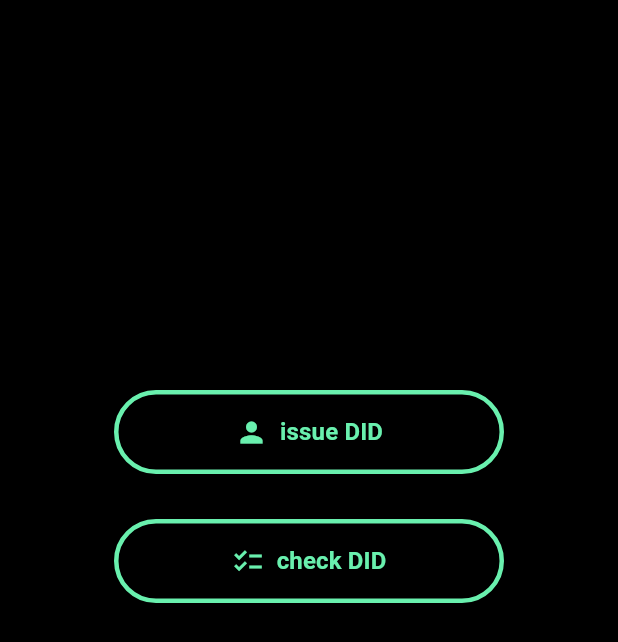
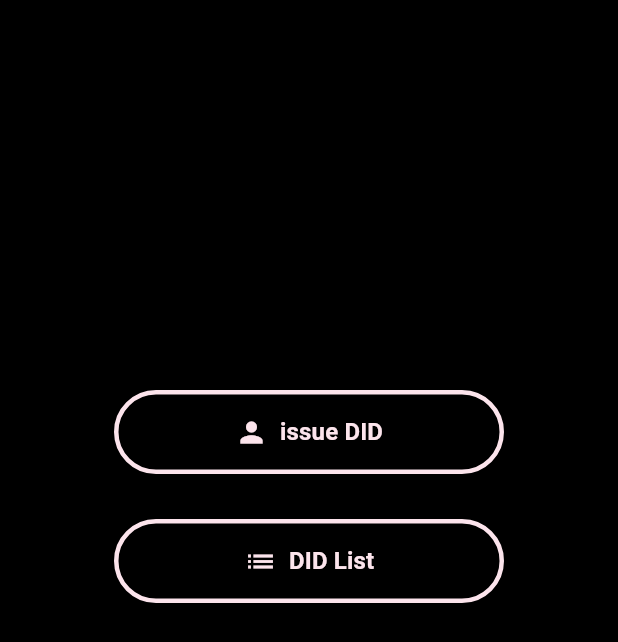
Before and after one commit to 1242525/did, a Flutter app: the screen it shows after launch, on a phone screen of 412 x 824 dp. Shown: the top 642 px of the screen. Run offline on Flutter 3.47's test engine with Material 3 defaults, Android fonts, the light colour scheme and no system bars; missing offline and left inert: jwt_decode.

Commit message:
final commit

```diff
--- a/lib/Screens/Did/checkDid.dart
+++ b/lib/Screens/Did/checkDid.dart
@@ -15,7 +15,7 @@ class checkDid extends StatefulWidget {
 class _checkDidState extends State<checkDid> {
   Map<String, dynamic>? _checkData;
   final primaryColor = Colors.black;
-  final labelColor = Colors.greenAccent;
+  final labelColor = Colors.pink[50];
   bool _showDelete = false; //did삭제
   bool _showVC =false;
 
@@ -41,7 +41,7 @@ class _checkDidState extends State<checkDid> {
   Widget build(BuildContext context) {
     return Scaffold(
       appBar: AppBar(
-        title: const Text("DID 리스트", style: TextStyle(color: Colors.greenAccent)),
+        title: Text("DID 리스트", style: TextStyle(color: Colors.pink[50])),
         backgroundColor: primaryColor,
         leading: BackButton(color: labelColor),
         actions: [
--- a/lib/Screens/Did/detailDid.dart
+++ b/lib/Screens/Did/detailDid.dart
@@ -17,7 +17,7 @@ class detailDid extends StatefulWidget{
 class _detailDidState extends State<detailDid>{
 
   Map<String, dynamic>? detail;
-  final Color labelColor= Colors.greenAccent;
+  final labelColor= Colors.pink[50];
 
   Future<void> _detailDid(String did)async{
     final ApiService api= ApiService();
--- a/lib/Screens/Did/issueDid.dart
+++ b/lib/Screens/Did/issueDid.dart
@@ -16,7 +16,7 @@ class _MakeDidState extends State<MakeDid> {
   TextEditingController _labelController = TextEditingController();
 
   final primaryColor = Colors.black;
-  final labelColor = Colors.greenAccent;
+  final labelColor = Colors.pink[50];
 
   Future<void> _issueDid(String label) async {
     final api = ApiService();
@@ -73,11 +73,11 @@ class _MakeDidState extends State<MakeDid> {
                     }
                   },
                   style: ElevatedButton.styleFrom(
-                    backgroundColor: Colors.greenAccent, // 버튼 배경색
+                    backgroundColor: Colors.pink[50], // 버튼 배경색
                     foregroundColor: Colors.black,       // 글자색
                     padding: const EdgeInsets.symmetric(horizontal: 16, vertical: 12), // 버튼 크기 조정
                   ),
-                  child: const Text("생성"),
+                  child: Text("생성", style: TextStyle(color: Colors.black),),
                 ),
               ],
             ),
--- a/lib/Screens/homeScreen.dart
+++ b/lib/Screens/homeScreen.dart
@@ -39,8 +39,8 @@ class homeScreen extends StatelessWidget{
                 const SizedBox(height: 30),
                 _buildHomeButton(
                   context,
-                  text: 'check DID',
-                  icon: Icons.checklist,
+                  text: 'DID List',
+                  icon: Icons.list,
                   onPressed: () {
                     Navigator.push(
                       context,
@@ -51,46 +51,6 @@ class homeScreen extends StatelessWidget{
                 ),
 
 
-
-                /*const SizedBox(height: 30),
-                _buildHomeButton(
-                    context,
-                    text: 'create credential',
-                    icon: Icons.create,
-                    onPressed: (){
-                      Navigator.push(context,
-                          MaterialPageRoute(builder: (_) => createCred()
-                          ),
-                      );
-                    },
-                ),*/
-
-
-                /*const SizedBox(height: 30),
-                _buildHomeButton(context,
-                    text: 'verify credential',
-                    icon: Icons.check,
-                    onPressed: (){
-                      Navigator.push(context,
-                          MaterialPageRoute(builder: (_)=> ()
-                      ),
-                      );
-                    },
-                ),
-
-                const SizedBox(height: 30),
-                _buildHomeButton(context,
-                    text: 'verify presentation',
-                    icon: Icons.checklist,
-                    onPressed: (){
-                  Navigator.push(context,
-                      MaterialPageRoute(builder: (_)=> verifyPres()
-                      ),
-                  );
-                  },
-                ),
-
-                 */
 
 
               ],
@@ -112,17 +72,17 @@ class homeScreen extends StatelessWidget{
       width: 260,
       height: 56,
       child: OutlinedButton.icon(onPressed: onPressed,
-          icon: Icon(icon, size: 22, color: Colors.greenAccent),
+          icon: Icon(icon, size: 22, color: Colors.pink[50]),
         label: Text(
           text,
-          style: const TextStyle(
+          style: TextStyle(
             fontSize: 16,
             fontWeight: FontWeight.w600,
-            color: Colors.greenAccent
+            color: Colors.pink[50]
           ),
         ),
         style: OutlinedButton.styleFrom(
-          side: const BorderSide(color: Colors.greenAccent, width: 3),
+          side: BorderSide(color: Colors.pink[50]!, width: 3),
           shape: RoundedRectangleBorder(
             borderRadius: BorderRadius.circular(40),
           ),
--- a/lib/Screens/vp/issueVP.dart
+++ b/lib/Screens/vp/issueVP.dart
@@ -65,7 +65,7 @@ class _issueVPState extends State<issueVP> {
       appBar: AppBar(
           title: Text(" VP 생성"),backgroundColor: Colors.black,
         titleTextStyle: TextStyle(
-          color: Colors.greenAccent, // 텍스트 색상 지정
+          color: Colors.pink[50], // 텍스트 색상 지정
           fontSize: 20,              // 필요하면 글자 크기 지정
           fontWeight: FontWeight.bold,
         ),
--- a/lib/Screens/vp/verifyVP.dart
+++ b/lib/Screens/vp/verifyVP.dart
@@ -26,6 +26,7 @@ class _verifyVPState extends State<verifyVP>{
 
   Map<String, dynamic>? verifyData;
   Map<String, dynamic>? vcPayloadData;
+  final labelColor = Colors.pink[50];
 
   Future<void> _verifyVP() async {
     try {
@@ -70,8 +71,8 @@ class _verifyVPState extends State<verifyVP>{
       backgroundColor: Colors.black,
       appBar: AppBar(
         backgroundColor: Colors.black,
-        leading: BackButton(color: Colors.greenAccent,),
-        title: const Text("VP 검증", style: TextStyle(color: Colors.greenAccent),),
+        leading: BackButton(color: labelColor,),
+        title: Text("VP 검증", style: TextStyle(color: labelColor),),
       ),
       body: SingleChildScrollView(
         padding:  EdgeInsets.all(16),
--- a/lib/Widget/infoCard.dart
+++ b/lib/Widget/infoCard.dart
@@ -18,7 +18,7 @@ class infoCard extends StatelessWidget {
   @override
   Widget build(BuildContext context){
     return Card(
-      color: Colors.greenAccent,
+      color: Colors.pink[50],
       elevation: 2,
       margin: const EdgeInsets.symmetric(vertical: 4),
       shape: RoundedRectangleBorder(borderRadius: BorderRadius.circular(20)),
```
Also changed, not shown: lib/Screens/vc/issueVC.dart (+4 -4 lines).
